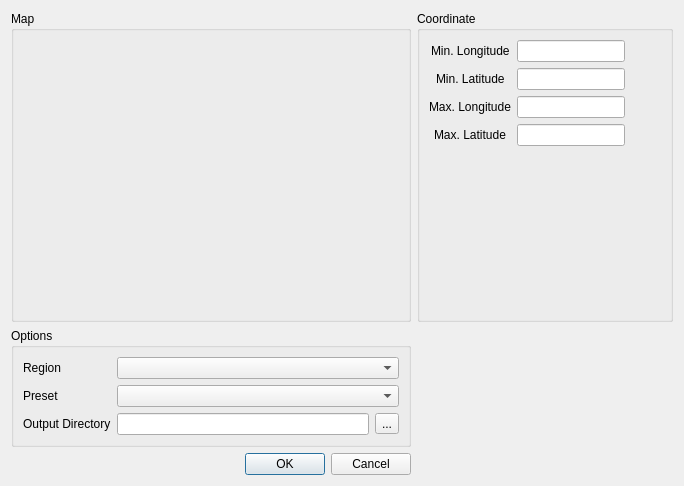
Old version of the form safe_qgis/import_dialog_base.ui in the repository inasafe/inasafe.
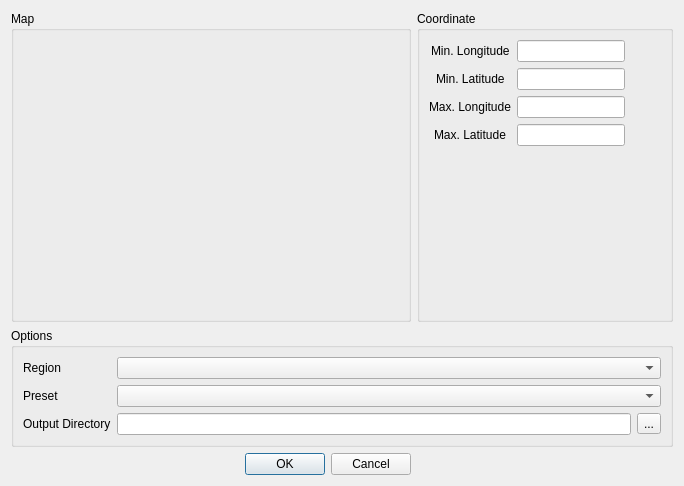
New version of the form.

Patch:
```diff
--- a/safe_qgis/import_dialog_base.ui
+++ b/safe_qgis/import_dialog_base.ui
@@ -103,7 +103,7 @@
      </layout>
     </widget>
    </item>
-   <item row="1" column="0">
+   <item row="1" column="0" colspan="2">
     <widget class="QGroupBox" name="groupBox_2">
      <property name="title">
       <string>Options</string>
```
